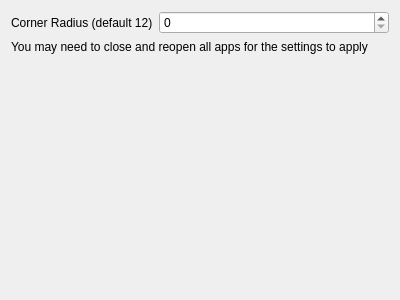
This is settings/lilacsettingsapp.ui in zalesyc/lilac as Qt 5 draws it before an edit. The edited form follows.
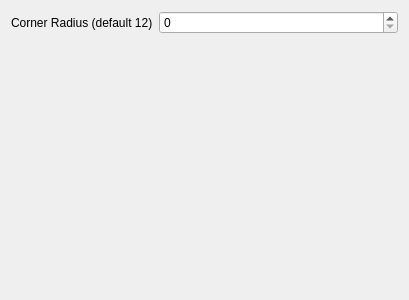
This is the edited form.

Commit message: Make the theme automaticaly respond to settings changes

What changed in the file:
```diff
--- a/settings/lilacsettingsapp.ui
+++ b/settings/lilacsettingsapp.ui
@@ -6,7 +6,7 @@
    <rect>
     <x>0</x>
     <y>0</y>
-    <width>400</width>
+    <width>409</width>
     <height>300</height>
    </rect>
   </property>
@@ -28,13 +28,6 @@
      </property>
     </widget>
    </item>
-   <item row="1" column="0" colspan="2">
-    <widget class="QLabel" name="label">
-     <property name="text">
-      <string>You may need to close and reopen all apps for the settings to apply</string>
-     </property>
-    </widget>
-   </item>
   </layout>
  </widget>
  <resources/>
```
The commit also changes 4 other files.
